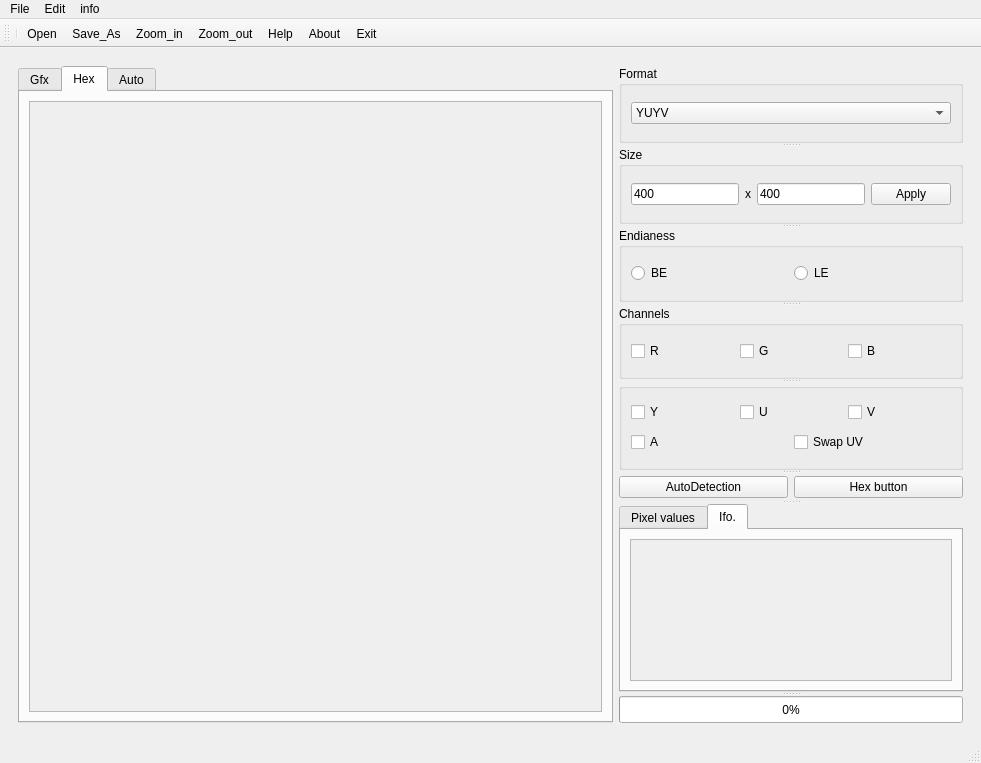
The window that MainGUI.ui (mayakim0913/rawimage) describes before a commit, drawn with Qt 5.
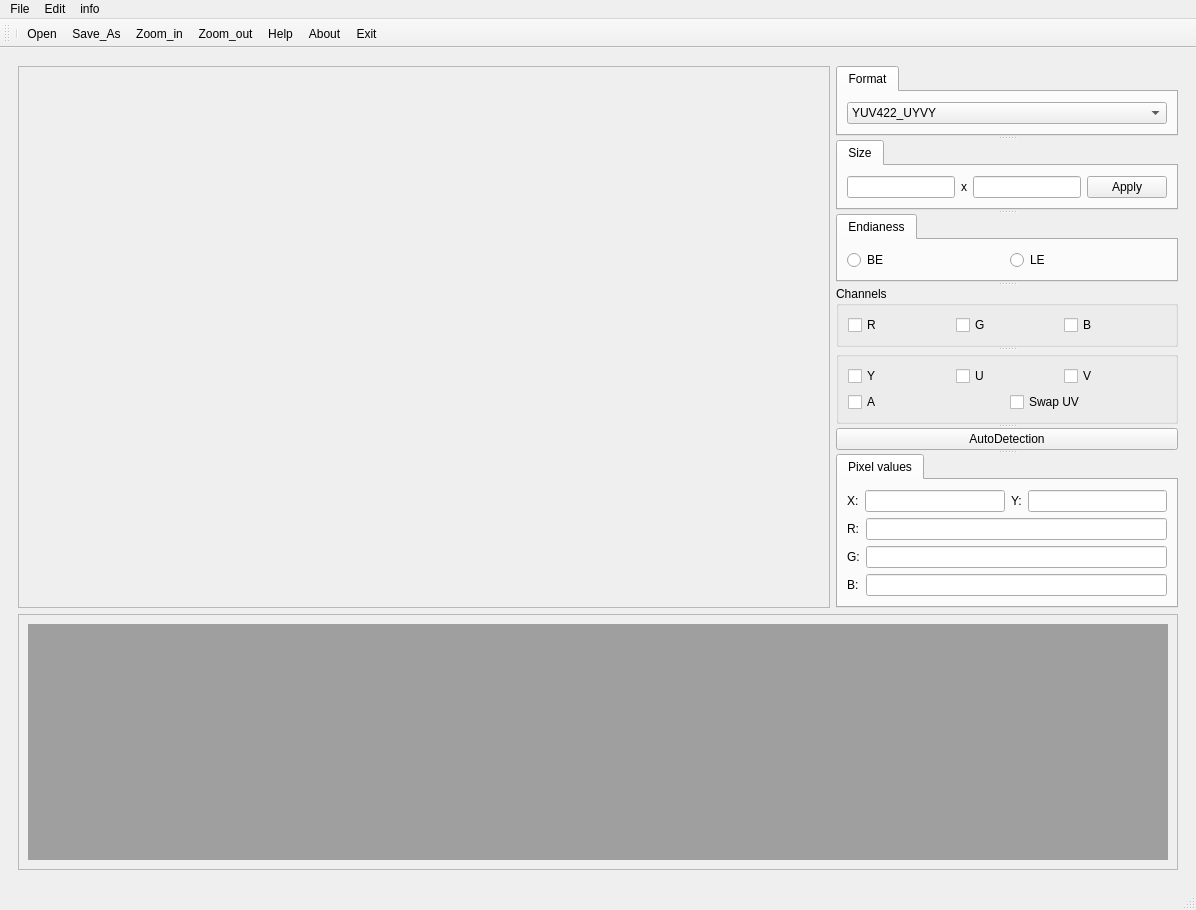
The same window after the commit. The open tabs and pages were chosen to show the change. Icons and pictures are not drawn.

```diff
--- a/MainGUI.ui
+++ b/MainGUI.ui
@@ -6,8 +6,8 @@
    <rect>
     <x>0</x>
     <y>0</y>
-    <width>981</width>
-    <height>763</height>
+    <width>1196</width>
+    <height>910</height>
    </rect>
   </property>
   <property name="windowTitle">
@@ -17,22 +17,15 @@
    <string notr="true"/>
   </property>
   <widget class="QWidget" name="centralwidget">
-   <layout class="QGridLayout" name="gridLayout_11">
-    <item row="0" column="0">
-     <widget class="QWidget" name="widget" native="true">
       <layout class="QGridLayout" name="gridLayout_4">
        <item row="0" column="0">
-        <widget class="QTabWidget" name="tabWidget_5">
-         <property name="currentIndex">
-          <number>0</number>
-         </property>
-         <widget class="QWidget" name="tab_4">
-          <attribute name="title">
-           <string>Gfx</string>
-          </attribute>
-          <layout class="QGridLayout" name="gridLayout_3">
+     <widget class="QWidget" name="widget" native="true">
+      <layout class="QGridLayout" name="gridLayout_6">
            <item row="0" column="0">
             <widget class="QScrollArea" name="scrollArea_2">
+         <property name="styleSheet">
+          <string notr="true">gridline-color: rgb(7, 148, 229);</string>
+         </property>
              <property name="widgetResizable">
               <bool>true</bool>
              </property>
@@ -41,11 +34,11 @@
                <rect>
                 <x>0</x>
                 <y>0</y>
-                <width>545</width>
-                <height>587</height>
-               </rect>
-              </property>
-              <layout class="QGridLayout" name="gridLayout_7">
+            <width>722</width>
+            <height>633</height>
+           </rect>
+          </property>
+          <layout class="QGridLayout" name="gridLayout_3">
                <item row="0" column="0">
                 <widget class="QLabel" name="label_img">
                  <property name="text">
@@ -57,98 +50,39 @@
              </widget>
             </widget>
            </item>
-          </layout>
-         </widget>
-         <widget class="QWidget" name="tab">
-          <attribute name="title">
-           <string>Hex</string>
-          </attribute>
-          <layout class="QGridLayout" name="gridLayout_12">
-           <item row="0" column="0">
-            <widget class="QScrollArea" name="scrollArea_3">
-             <property name="widgetResizable">
-              <bool>true</bool>
-             </property>
-             <widget class="QWidget" name="scrollAreaWidgetContents_3">
-              <property name="geometry">
-               <rect>
-                <x>0</x>
-                <y>0</y>
-                <width>545</width>
-                <height>587</height>
-               </rect>
-              </property>
-              <layout class="QGridLayout" name="gridLayout_13">
-               <item row="0" column="0">
-                <widget class="QLabel" name="label_2">
-                 <property name="text">
-                  <string/>
-                 </property>
-                </widget>
-               </item>
-              </layout>
-             </widget>
-            </widget>
-           </item>
-          </layout>
-         </widget>
-         <widget class="QWidget" name="tab_5">
-          <attribute name="title">
-           <string>Auto</string>
-          </attribute>
-          <layout class="QGridLayout" name="gridLayout_8">
-           <item row="0" column="0">
-            <widget class="QScrollArea" name="scrollArea">
-             <property name="widgetResizable">
-              <bool>true</bool>
-             </property>
-             <widget class="QWidget" name="scrollAreaWidgetContents">
-              <property name="geometry">
-               <rect>
-                <x>0</x>
-                <y>0</y>
-                <width>545</width>
-                <height>587</height>
-               </rect>
-              </property>
-              <layout class="QGridLayout" name="gridLayout">
-               <item row="0" column="0">
-                <widget class="QMdiArea" name="mdiArea"/>
-               </item>
-              </layout>
-             </widget>
-            </widget>
-           </item>
-          </layout>
-         </widget>
-        </widget>
-       </item>
        <item row="0" column="1">
-        <widget class="QSplitter" name="splitter_2">
+        <widget class="QSplitter" name="splitter">
          <property name="orientation">
           <enum>Qt::Vertical</enum>
          </property>
-         <widget class="QGroupBox" name="groupBox">
-          <property name="enabled">
-           <bool>true</bool>
+         <widget class="QTabWidget" name="tabWidget_4">
+          <property name="styleSheet">
+           <string notr="true"/>
           </property>
-          <property name="title">
+          <property name="currentIndex">
+           <number>0</number>
+          </property>
+          <widget class="QWidget" name="tab_3">
+           <property name="styleSheet">
+            <string notr="true"/>
+           </property>
+           <attribute name="title">
            <string>Format</string>
-          </property>
-          <layout class="QGridLayout" name="gridLayout_6">
-           <item row="0" column="0">
+           </attribute>
+           <layout class="QVBoxLayout" name="verticalLayout_2">
+            <item>
             <widget class="QComboBox" name="comb_format">
              <property name="currentIndex">
-              <number>0</number>
+               <number>1</number>
              </property>
              <item>
               <property name="text">
-               <string>YUYV</string>
+                <string>YUV422_YUYV</string>
               </property>
              </item>
              <item>
               <property name="text">
-               <string>UYVY</string>
+                <string>YUV422_UYVY</string>
               </property>
              </item>
              <item>
@@ -185,21 +119,22 @@
            </item>
           </layout>
          </widget>
-         <widget class="QGroupBox" name="groupBox_2">
-          <property name="title">
+         </widget>
+         <widget class="QTabWidget" name="tabWidget_3">
+          <property name="currentIndex">
+           <number>0</number>
+          </property>
+          <widget class="QWidget" name="tab_2">
+           <attribute name="title">
            <string>Size</string>
-          </property>
-          <layout class="QGridLayout" name="gridLayout_9">
-           <item row="0" column="0">
+           </attribute>
+           <layout class="QVBoxLayout" name="verticalLayout_5">
+            <item>
             <layout class="QHBoxLayout" name="horizontalLayout_7">
              <item>
               <layout class="QHBoxLayout" name="horizontalLayout_2">
                <item>
-                <widget class="QLineEdit" name="LineEdit_width">
-                 <property name="text">
-                  <string>400</string>
-                 </property>
-                </widget>
+                 <widget class="QLineEdit" name="LineEdit_width"/>
                </item>
                <item>
                 <widget class="QLabel" name="label">
@@ -209,11 +144,7 @@
                 </widget>
                </item>
                <item>
-                <widget class="QLineEdit" name="LineEdit_height">
-                 <property name="text">
-                  <string>400</string>
-                 </property>
-                </widget>
+                 <widget class="QLineEdit" name="LineEdit_height"/>
                </item>
               </layout>
              </item>
@@ -227,14 +158,18 @@
             </layout>
            </item>
           </layout>
-          <zorder></zorder>
-         </widget>
-         <widget class="QGroupBox" name="groupBox_3">
-          <property name="title">
+          </widget>
+         </widget>
+         <widget class="QTabWidget" name="tabWidget">
+          <property name="currentIndex">
+           <number>0</number>
+          </property>
+          <widget class="QWidget" name="tab">
+           <attribute name="title">
            <string>Endianess</string>
-          </property>
-          <layout class="QGridLayout" name="gridLayout_10">
-           <item row="0" column="0">
+           </attribute>
+           <layout class="QVBoxLayout" name="verticalLayout_4">
+            <item>
             <layout class="QHBoxLayout" name="horizontalLayout">
              <item>
               <widget class="QRadioButton" name="radiobutton_be">
@@ -254,10 +189,7 @@
            </item>
           </layout>
          </widget>
-         <widget class="QSplitter" name="splitter">
-          <property name="orientation">
-           <enum>Qt::Vertical</enum>
-          </property>
+         </widget>
           <widget class="QGroupBox" name="group_rgb">
            <property name="title">
             <string>Channels</string>
@@ -352,25 +284,11 @@
             </item>
            </layout>
           </widget>
-         </widget>
-         <widget class="QWidget" name="layoutWidget">
-          <layout class="QHBoxLayout" name="horizontalLayout_8">
-           <item>
-            <widget class="QPushButton" name="auto_btn">
+         <widget class="QPushButton" name="pushbutton_autodetection">
              <property name="text">
               <string>AutoDetection</string>
              </property>
             </widget>
-           </item>
-           <item>
-            <widget class="QPushButton" name="hex_btn">
-             <property name="text">
-              <string>Hex button</string>
-             </property>
-            </widget>
-           </item>
-          </layout>
-         </widget>
          <widget class="QTabWidget" name="tabWidget_2">
           <property name="currentIndex">
            <number>0</number>
@@ -444,44 +362,28 @@
             </item>
            </layout>
           </widget>
-          <widget class="QWidget" name="tab_2">
-           <attribute name="title">
-            <string>Ifo.</string>
-           </attribute>
-           <layout class="QGridLayout" name="gridLayout_14">
-            <item row="1" column="0">
-             <widget class="QScrollArea" name="scrollArea_4">
+         </widget>
+        </widget>
+       </item>
+       <item row="1" column="0" colspan="2">
+        <widget class="QScrollArea" name="scrollArea">
               <property name="widgetResizable">
                <bool>true</bool>
               </property>
-              <widget class="QWidget" name="scrollAreaWidgetContents_4">
+         <widget class="QWidget" name="scrollAreaWidgetContents">
                <property name="geometry">
                 <rect>
                  <x>0</x>
                  <y>0</y>
-                 <width>346</width>
-                 <height>139</height>
-                </rect>
-               </property>
-               <layout class="QGridLayout" name="gridLayout_15">
+            <width>1158</width>
+            <height>144</height>
+           </rect>
+          </property>
+          <layout class="QGridLayout" name="gridLayout">
                 <item row="0" column="0">
-                 <widget class="QLabel" name="label_info">
-                  <property name="text">
-                   <string/>
-                  </property>
-                 </widget>
-                </item>
-               </layout>
-              </widget>
-             </widget>
-            </item>
-           </layout>
-          </widget>
-         </widget>
-         <widget class="QProgressBar" name="pg">
-          <property name="value">
-           <number>0</number>
-          </property>
+            <widget class="QMdiArea" name="mdiArea"/>
+           </item>
+          </layout>
          </widget>
         </widget>
        </item>
@@ -495,7 +397,7 @@
     <rect>
      <x>0</x>
      <y>0</y>
-     <width>981</width>
+     <width>1196</width>
      <height>25</height>
     </rect>
    </property>
```
Left out of the diff: 22 changed lines with no effect on the pictures. Lines whose indentation alone changed are shown as unchanged.
